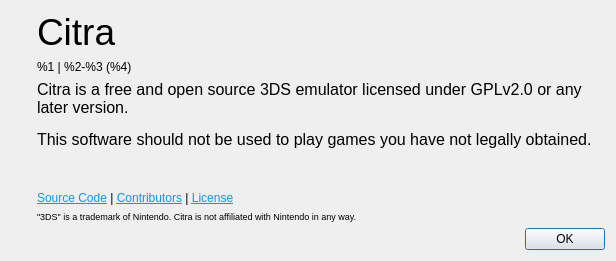
Qt form src/citra_qt/aboutdialog.ui (grimtnt/citra) before a commit.
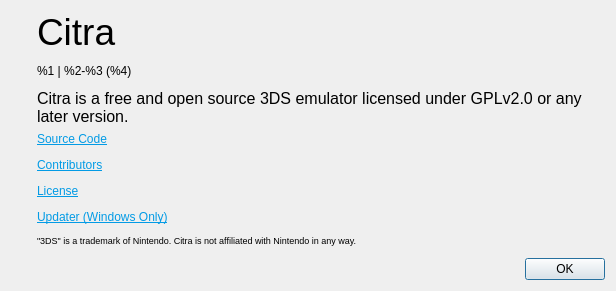
The same form after that commit. Icons and pictures are not drawn.

The edit to the form file:
```diff
--- a/src/citra_qt/aboutdialog.ui
+++ b/src/citra_qt/aboutdialog.ui
@@ -7,7 +7,7 @@
     <x>0</x>
     <y>0</y>
     <width>616</width>
-    <height>261</height>
+    <height>291</height>
    </rect>
   </property>
   <property name="windowTitle">
@@ -86,10 +86,8 @@
           <string>&lt;!DOCTYPE HTML PUBLIC &quot;-//W3C//DTD HTML 4.0//EN&quot; &quot;http://www.w3.org/TR/REC-html40/strict.dtd&quot;&gt;
 &lt;html&gt;&lt;head&gt;&lt;meta name=&quot;qrichtext&quot; content=&quot;1&quot; /&gt;&lt;style type=&quot;text/css&quot;&gt;
 p, li { white-space: pre-wrap; }
-&lt;/style&gt;&lt;/head&gt;&lt;body style=&quot; font-family:'Ubuntu'; font-size:11pt; font-weight:400; font-style:normal;&quot;&gt;
-&lt;p style=&quot; margin-top:0px; margin-bottom:0px; margin-left:0px; margin-right:0px; -qt-block-indent:0; text-indent:0px;&quot;&gt;&lt;span style=&quot; font-family:'MS Shell Dlg 2'; font-size:12pt;&quot;&gt;Citra is a free and open source 3DS emulator licensed under GPLv2.0 or any later version.&lt;/span&gt;&lt;/p&gt;
-&lt;p style=&quot;-qt-paragraph-type:empty; margin-top:0px; margin-bottom:0px; margin-left:0px; margin-right:0px; -qt-block-indent:0; text-indent:0px; font-family:'MS Shell Dlg 2'; font-size:8pt;&quot;&gt;&lt;br /&gt;&lt;/p&gt;
-&lt;p style=&quot; margin-top:0px; margin-bottom:0px; margin-left:0px; margin-right:0px; -qt-block-indent:0; text-indent:0px;&quot;&gt;&lt;span style=&quot; font-family:'MS Shell Dlg 2'; font-size:12pt;&quot;&gt;This software should not be used to play games you have not legally obtained.&lt;/span&gt;&lt;/p&gt;&lt;/body&gt;&lt;/html&gt;</string>
+&lt;/style&gt;&lt;/head&gt;&lt;body style=&quot; font-family:'MS Shell Dlg 2'; font-size:8pt; font-weight:400; font-style:normal;&quot;&gt;
+&lt;p style=&quot; margin-top:0px; margin-bottom:0px; margin-left:0px; margin-right:0px; -qt-block-indent:0; text-indent:0px;&quot;&gt;&lt;span style=&quot; font-size:12pt;&quot;&gt;Citra is a free and open source 3DS emulator licensed under GPLv2.0 or any later version.&lt;/span&gt;&lt;/p&gt;&lt;/body&gt;&lt;/html&gt;</string>
          </property>
          <property name="alignment">
           <set>Qt::AlignLeading|Qt::AlignLeft|Qt::AlignVCenter</set>
@@ -100,22 +98,9 @@
         </widget>
        </item>
        <item>
-        <spacer name="verticalSpacer_2">
-         <property name="orientation">
-          <enum>Qt::Vertical</enum>
-         </property>
-         <property name="sizeHint" stdset="0">
-          <size>
-           <width>20</width>
-           <height>40</height>
-          </size>
-         </property>
-        </spacer>
-       </item>
-       <item>
-        <widget class="QLabel" name="labelLinks">
+        <widget class="QLabel" name="label">
          <property name="text">
-          <string>&lt;html&gt;&lt;head/&gt;&lt;body&gt;&lt;p&gt;&lt;a href=&quot;https://github.com/valentinvanelslande/citra&quot;&gt;&lt;span style=&quot; text-decoration: underline; color:#039be5;&quot;&gt;Source Code&lt;/span&gt;&lt;/a&gt; | &lt;a href=&quot;https://github.com/valentinvanelslande/citra/graphs/contributors&quot;&gt;&lt;span style=&quot; text-decoration: underline; color:#039be5;&quot;&gt;Contributors&lt;/span&gt;&lt;/a&gt; | &lt;a href=&quot;https://github.com/valentinvanelslande/citra/blob/master/license.txt&quot;&gt;&lt;span style=&quot; text-decoration: underline; color:#039be5;&quot;&gt;License&lt;/span&gt;&lt;/a&gt;&lt;/p&gt;&lt;/body&gt;&lt;/html&gt;</string>
+          <string>&lt;html&gt;&lt;head/&gt;&lt;body&gt;&lt;p&gt;&lt;a href=&quot;https://github.com/valentinvanelslande/citra&quot;&gt;&lt;span style=&quot; text-decoration: underline; color:#039be5;&quot;&gt;Source Code&lt;/span&gt;&lt;/a&gt;&lt;/p&gt;&lt;p&gt;&lt;a href=&quot;https://github.com/valentinvanelslande/citra/graphs/contributors&quot;&gt;&lt;span style=&quot; text-decoration: underline; color:#039be5;&quot;&gt;Contributors&lt;/span&gt;&lt;/a&gt;&lt;/p&gt;&lt;p&gt;&lt;a href=&quot;https://github.com/valentinvanelslande/citra/blob/master/license.txt&quot;&gt;&lt;span style=&quot; text-decoration: underline; color:#039be5;&quot;&gt;License&lt;/span&gt;&lt;/a&gt;&lt;/p&gt;&lt;p&gt;&lt;a href=&quot;https://github.com/valentinvanelslande/CitraUpdater&quot;&gt;&lt;span style=&quot; text-decoration: underline; color:#039be5;&quot;&gt;Updater (Windows Only)&lt;/span&gt;&lt;/a&gt;&lt;/p&gt;&lt;/body&gt;&lt;/html&gt;</string>
          </property>
          <property name="openExternalLinks">
           <bool>true</bool>
```
